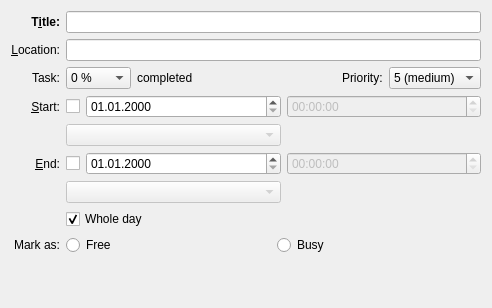
The window that incidenceeditors/incidenceeditor-ng/eventortodomobile.ui (chusopr/kdepim-ktimetracker-akonadi) describes before a commit, drawn with Qt 5.
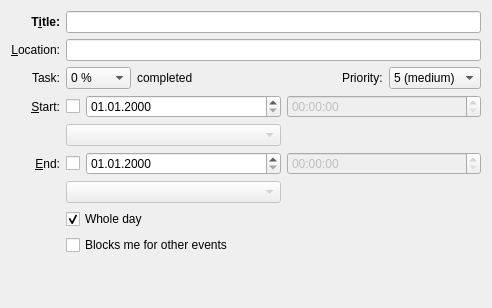
The same window after the commit. Custom widgets are drawn as their Qt base class.

Commit message: Use the same check as in the desktop variant for free/busy

The edit to the form file:
```diff
--- a/incidenceeditors/incidenceeditor-ng/eventortodomobile.ui
+++ b/incidenceeditors/incidenceeditor-ng/eventortodomobile.ui
@@ -229,7 +229,7 @@
      </property>
     </widget>
    </item>
-   <item row="7" column="1" colspan="2">
+   <item row="7" column="1" colspan="3">
     <widget class="QCheckBox" name="mWholeDayCheck">
      <property name="whatsThis">
       <string>Set if this to-do's start and due dates have times associated with them.</string>
@@ -242,40 +242,6 @@
      </property>
     </widget>
    </item>
-   <item row="8" column="0">
-    <widget class="QLabel" name="mFreeBusyLabel">
-     <property name="sizePolicy">
-      <sizepolicy hsizetype="Minimum" vsizetype="Preferred">
-       <horstretch>0</horstretch>
-       <verstretch>0</verstretch>
-      </sizepolicy>
-     </property>
-     <property name="text">
-      <string>Mark as:</string>
-     </property>
-     <property name="alignment">
-      <set>Qt::AlignRight|Qt::AlignTrailing|Qt::AlignVCenter</set>
-     </property>
-    </widget>
-   </item>
-   <item row="8" column="1" colspan="3">
-    <layout class="QHBoxLayout" name="mFreeBusyLayout">
-     <item>
-      <widget class="QRadioButton" name="mFreeRadio">
-       <property name="text">
-        <string>Free</string>
-       </property>
-      </widget>
-     </item>
-     <item>
-      <widget class="QRadioButton" name="mBusyRadio">
-       <property name="text">
-        <string>Busy</string>
-       </property>
-      </widget>
-     </item>
-    </layout>
-   </item>
    <item row="2" column="1" colspan="3">
     <widget class="QWidget" name="mCompletionPriorityWidget" native="true">
      <property name="sizePolicy">
@@ -457,6 +423,13 @@
      </property>
     </widget>
    </item>
+   <item row="8" column="1" colspan="3">
+    <widget class="QCheckBox" name="mFreeBusyCheck">
+     <property name="text">
+      <string>Blocks me for other events</string>
+     </property>
+    </widget>
+   </item>
   </layout>
  </widget>
  <customwidgets>
```
The commit also changes 1 other file.
